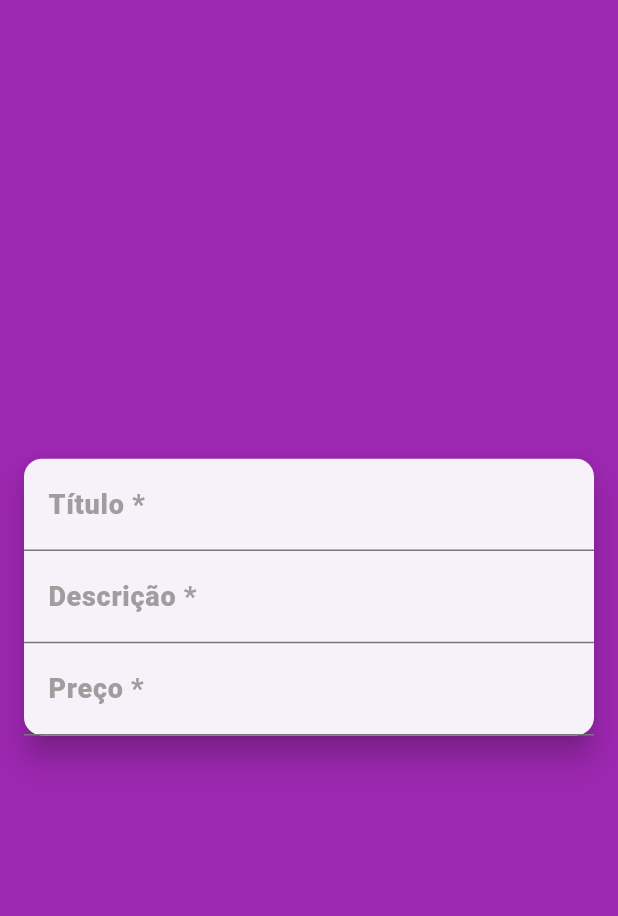
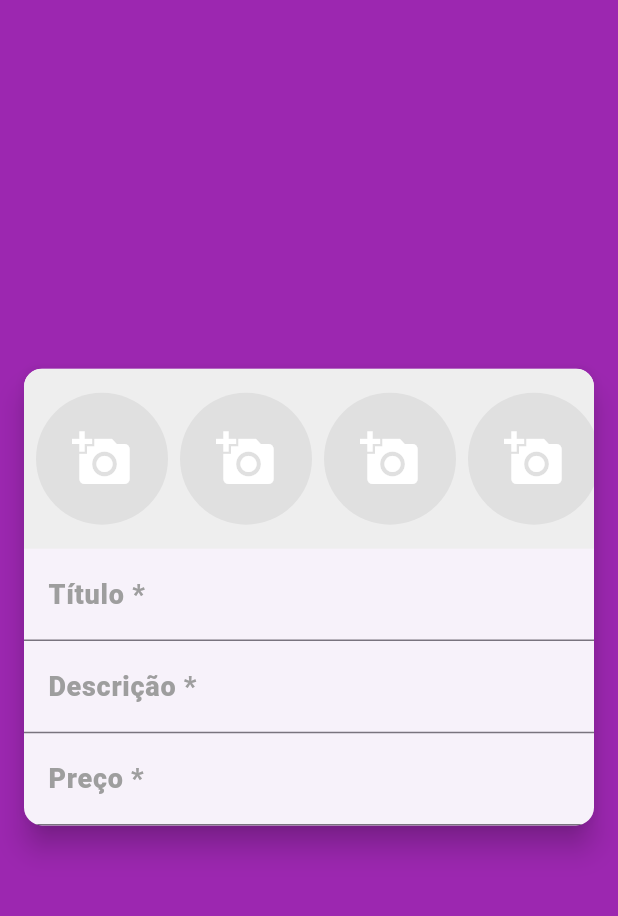
Before and after one commit to iraponan/xlo_mobx, a Flutter app: the screen it shows after launch, swiped to page 2, on a phone screen of 412 x 824 dp, the part 63-979 px from its top. Run offline on Flutter 3.47's test engine with Material 3 defaults, Android fonts, the phone set to English and light mode, and no system bars; our stand-ins replace brasil_fields, flutter_dotenv, flutter_mobx, get_it, mobx, parse_server_sdk_flutter; accounts and stored records are empty; generated files the repository leaves out were written again.

Commit message:
Começando o campo de imagens.

```diff
--- /dev/null
+++ b/lib/screens/create_ad/components/images_field.dart
@@ -0,0 +1,45 @@
+import 'dart:io';
+
+import 'package:flutter/cupertino.dart';
+import 'package:flutter/material.dart';
+
+class ImagesField extends StatelessWidget {
+  const ImagesField({super.key});
+
+  @override
+  Widget build(BuildContext context) {
+    return Container(
+      color: Colors.grey[200],
+      height: 120,
+      child: ListView.builder(
+        scrollDirection: Axis.horizontal,
+        itemCount: 5,
+        itemBuilder: (BuildContext context, int index) {
+          return Padding(
+            padding: const EdgeInsets.fromLTRB(8, 8, 0, 8),
+            child: GestureDetector(
+              onTap: () {
+                if (Platform.isIOS) {
+                  showCupertinoModalPopup(
+                      context: context, builder: (context) => Container());
+                } else {
+                  showModalBottomSheet(
+                      context: context, builder: (context) => Container());
+                }
+              },
+              child: CircleAvatar(
+                radius: 44,
+                backgroundColor: Colors.grey[300],
+                child: const Icon(
+                  Icons.add_a_photo,
+                  color: Colors.white,
+                  size: 40,
+                ),
+              ),
+            ),
+          );
+        },
+      ),
+    );
+  }
+}
--- a/lib/screens/create_ad/create_ad_screen.dart
+++ b/lib/screens/create_ad/create_ad_screen.dart
@@ -2,6 +2,7 @@ import 'package:brasil_fields/brasil_fields.dart';
 import 'package:flutter/material.dart';
 import 'package:flutter/services.dart';
 import 'package:xlo_mobx/components/drawer/custom_drawer.dart';
+import 'package:xlo_mobx/screens/create_ad/components/images_field.dart';
 
 class CreateAdScreen extends StatelessWidget {
   const CreateAdScreen({super.key});
@@ -24,10 +25,12 @@ class CreateAdScreen extends StatelessWidget {
       body: Center(
         child: SingleChildScrollView(
           child: Card(
+            clipBehavior: Clip.antiAlias,
             margin: const EdgeInsets.symmetric(horizontal: 16),
             child: Column(
               mainAxisSize: MainAxisSize.min,
               children: [
+                const ImagesField(),
                 TextFormField(
                   decoration: const InputDecoration(
                     labelText: 'Título *',
```
